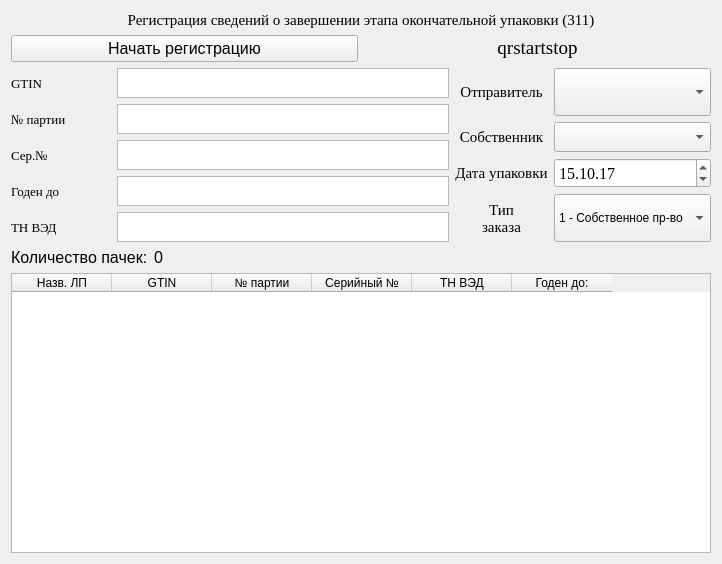
Old version of the form Widgets/RegisterEndPackingWidget311/registerendpackingwidget311.ui in the repository andreyshmelev/drug_marking.
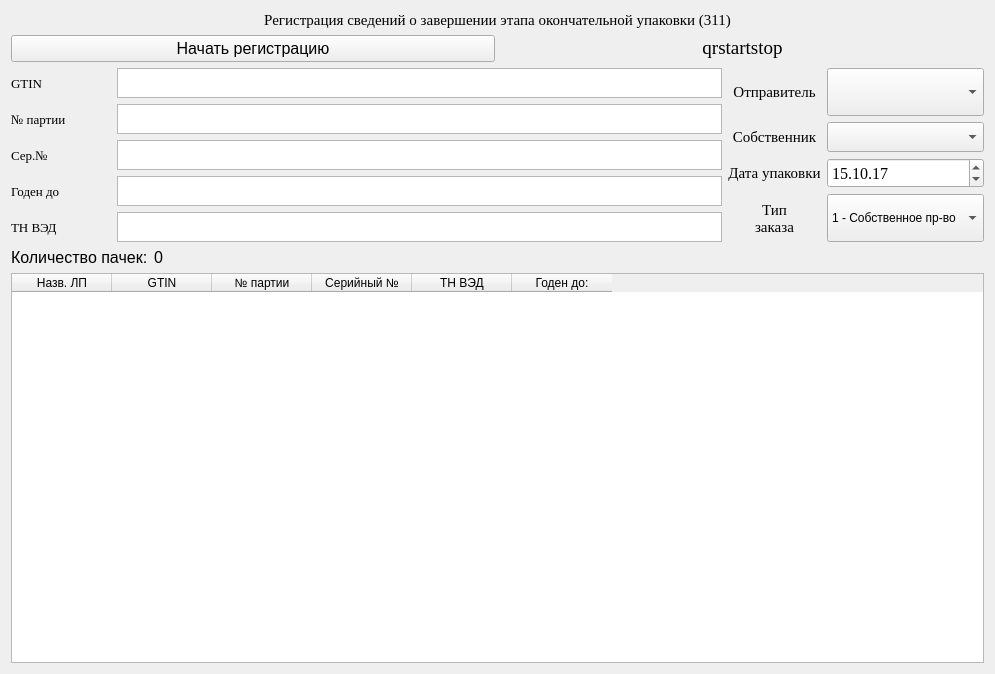
New version of the form.

```diff
--- a/Widgets/RegisterEndPackingWidget311/registerendpackingwidget311.ui
+++ b/Widgets/RegisterEndPackingWidget311/registerendpackingwidget311.ui
@@ -6,8 +6,8 @@
    <rect>
     <x>0</x>
     <y>0</y>
-    <width>722</width>
-    <height>564</height>
+    <width>995</width>
+    <height>674</height>
    </rect>
   </property>
   <property name="sizePolicy">
```
